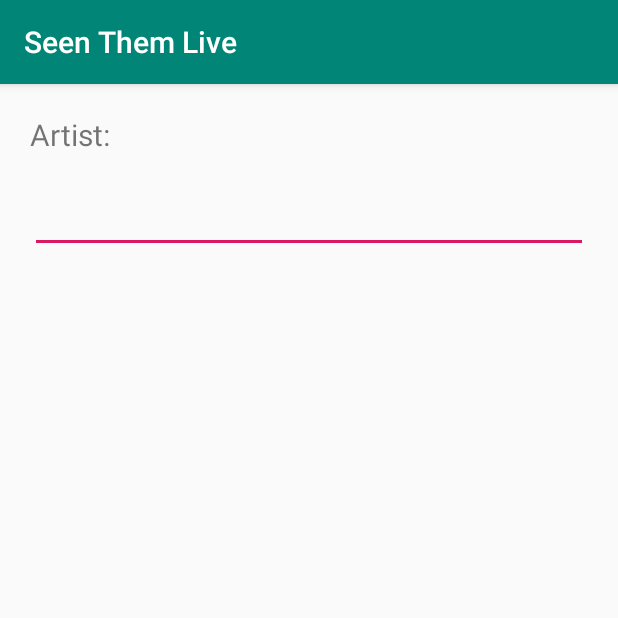
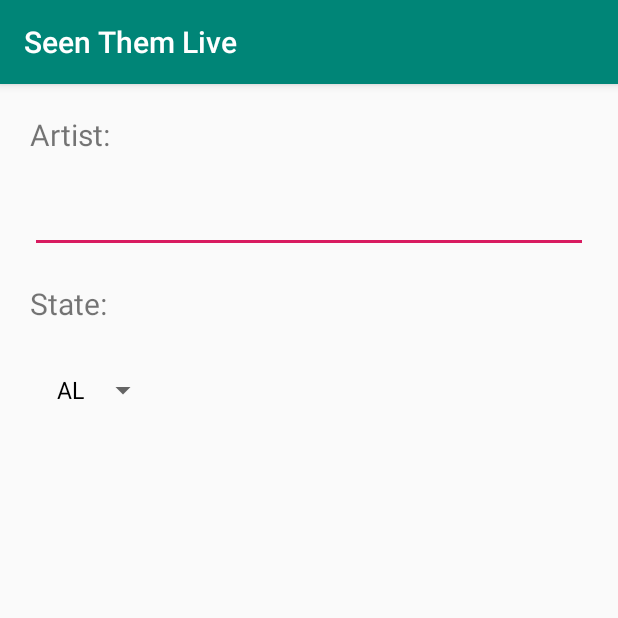
Before and after one commit to ajswago/seen-them-live, an Android app: the SearchActivity screen opened directly, with no data from a screen before it, on a phone screen of 412 x 824 dp, the top half of it. Run offline under Robolectric (Android 15) with nearby library versions, the phone set to English and light mode, and no system bars.

Commit message:
Add state spinner for search

```diff
--- a/app/src/main/java/com/swago/seenthemlive/ui/search/SearchActivity.kt
+++ b/app/src/main/java/com/swago/seenthemlive/ui/search/SearchActivity.kt
@@ -4,10 +4,12 @@ import android.content.Context
 import android.content.Intent
 import androidx.appcompat.app.AppCompatActivity
 import android.os.Bundle
+import android.widget.ArrayAdapter
 import android.widget.Button
 import android.widget.EditText
 import android.widget.Toast
 import com.swago.seenthemlive.R
+import kotlinx.android.synthetic.main.activity_search.*
 
 class SearchActivity : AppCompatActivity() {
 
@@ -21,10 +23,19 @@ class SearchActivity : AppCompatActivity() {
         searchButton.setOnClickListener { view ->
             if (validateForm()) {
 //                Toast.makeText(this,"Artist:"+artistField.text, Toast.LENGTH_LONG).show()
-                val intent = SearchResultActivity.newIntent(this, artistMbid = null, artistName = artistField.text.toString())
+                val intent = SearchResultActivity.newIntent(
+                    this,
+                    artistMbid = null, artistName = artistField.text.toString(),
+                    stateCode = state_spinner.selectedItem as String?)
                 startActivity(intent)
             }
         }
+
+        val states = resources.getStringArray(R.array.States)
+        state_spinner.adapter = ArrayAdapter(
+            this,
+            android.R.layout.simple_spinner_dropdown_item,
+            states)
     }
 
     fun validateForm(): Boolean {
--- a/app/src/main/java/com/swago/seenthemlive/ui/search/SearchResultActivity.kt
+++ b/app/src/main/java/com/swago/seenthemlive/ui/search/SearchResultActivity.kt
@@ -62,11 +62,12 @@ class SearchResultActivity : AppCompatActivity() {
         )
 
         val artistName = intent.getStringExtra(INTENT_ARTIST_NAME)
+        val stateCode = intent.getStringExtra(INTENT_STATE_CODE)
 //        Toast.makeText(this,"Artist:"+artistName, Toast.LENGTH_LONG).show()
 
         Log.d("SEARCHRESULT", "Making call!!!")
 
-        searchResultViewModel.fetchSetlists(artistName = artistName)
+        searchResultViewModel.fetchSetlists(artistName = artistName, stateCode = stateCode)
 
         searchResultViewModel.setlistsLiveData.observe(this, Observer {
 
--- a/app/src/main/res/layout/activity_search.xml
+++ b/app/src/main/res/layout/activity_search.xml
@@ -23,6 +23,26 @@
         app:layout_constraintTop_toBottomOf="@id/artist_label"
         android:layout_margin="20dp"/>
 
+    <TextView
+        android:id="@+id/state_label"
+        android:layout_width="wrap_content"
+        android:layout_height="wrap_content"
+        app:layout_constraintTop_toBottomOf="@id/artist_field"
+        app:layout_constraintStart_toStartOf="parent"
+        android:text="@string/state_label"
+        android:layout_margin="20dp"
+        android:textSize="20sp"/>
+
+    <Spinner
+        android:id="@+id/state_spinner"
+        android:layout_width="wrap_content"
+        android:layout_height="wrap_content"
+        app:layout_constraintTop_toBottomOf="@id/state_label"
+        app:layout_constraintStart_toStartOf="parent"
+        android:layout_margin="20dp"
+        android:paddingStart="10dp"
+        android:paddingEnd="10dp"/>
+
     <Button
         android:id="@+id/search_button"
         android:layout_width="wrap_content"
--- a/app/src/main/res/values/strings.xml
+++ b/app/src/main/res/values/strings.xml
@@ -16,5 +16,61 @@
     <string name="title_activity_view_concerts">ViewConcertsActivity</string>
 
     <string name="artist_label">Artist:</string>
+    <string name="state_label">State:</string>
     <string name="search">Search</string>
+
+    <string-array name="States">
+        <item>AL</item>
+        <item>AK</item>
+        <item>AZ</item>
+        <item>AR</item>
+        <item>CA</item>
+        <item>CO</item>
+        <item>CT</item>
+        <item>DE</item>
+        <item>DC</item>
+        <item>FL</item>
+        <item>GA</item>
+        <item>HI</item>
+        <item>ID</item>
+        <item>IL</item>
+        <item>IN</item>
+        <item>IA</item>
+        <item>KS</item>
+        <item>KY</item>
+        <item>LA</item>
+        <item>ME</item>
+        <item>MD</item>
+        <item>MA</item>
+        <item>MI</item>
+        <item>MN</item>
+        <item>MS</item>
+        <item>MO</item>
+        <item>MT</item>
+        <item>NE</item>
+        <item>NV</item>
+        <item>NH</item>
+        <item>NJ</item>
+        <item>NM</item>
+        <item>NY</item>
+        <item>NC</item>
+        <item>ND</item>
+        <item>OH</item>
+        <item>OK</item>
+        <item>OR</item>
+        <item>PA</item>
+        <item>RI</item>
+        <item>SC</item>
+        <item>SD</item>
+        <item>TN</item>
+        <item>TX</item>
+        <item>UT</item>
+        <item>VT</item>
+        <item>VA</item>
+        <item>WA</item>
+        <item>WV</item>
+        <item>WI</item>
+        <item>WY</item>
+    </string-array>
+
 </resources>
```
